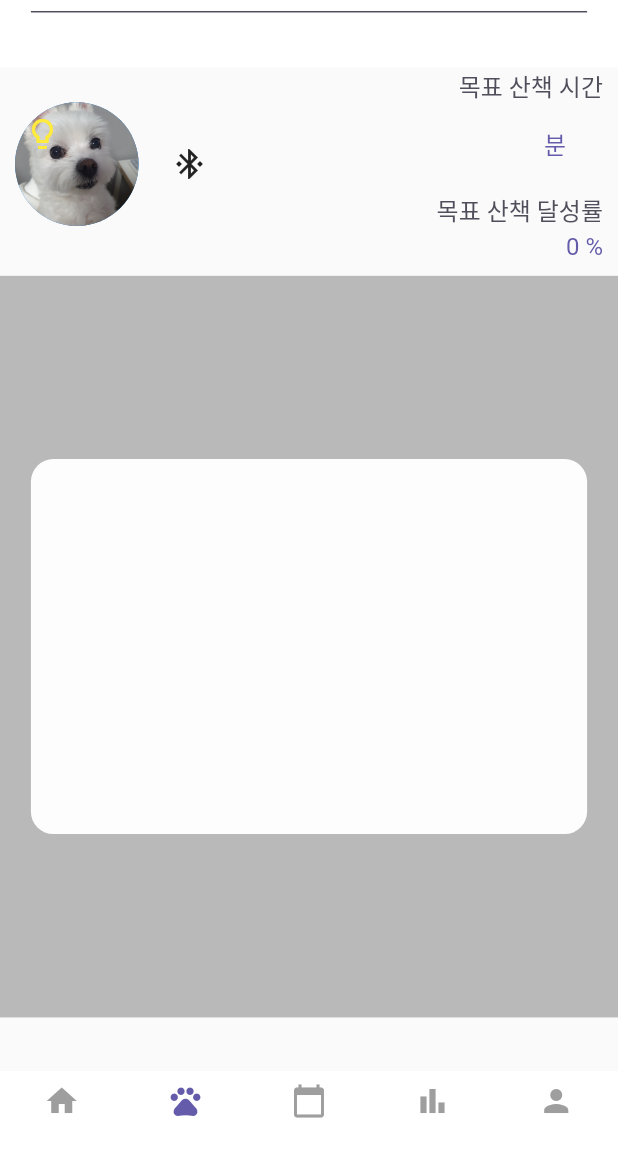
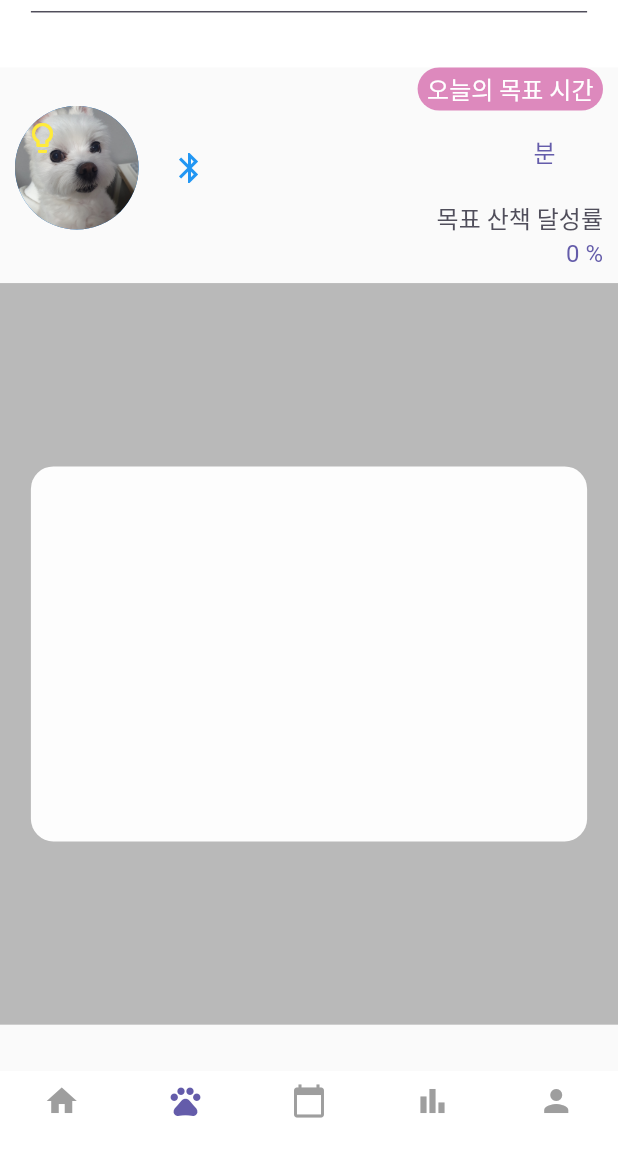
Before and after one commit to CMS0503/DogDack, a Flutter app: the screen it shows once a user with an empty profile is signed in, item 2 of the bottom bar chosen, after a tap on the "lightbulb outline" icon, on a phone screen of 412 x 824 dp, the part 81-1236 px from its top. Run offline on Flutter 3.47's test engine with Material 2 defaults, Android fonts, the phone set to English and light mode, and no system bars; our stand-ins replace adaptive_dialog, auto_size_text, cached_network_image, carousel_slider, cloud_firestore, firebase_auth and 12 more; missing offline and left inert: flutter_picker; accounts and stored records are empty; Roboto replaces fonts that are missing (bmjua).

Commit message:
FEAT: 병합 전처리

```diff
--- a/dogdack/lib/controllers/walk_controller.dart
+++ b/dogdack/lib/controllers/walk_controller.dart
@@ -109,7 +109,7 @@ class WalkController extends GetxController {
   String? phoneNumber;
   String? walkTimer;
   String dist = '0';
-  bool ledSig = true;
+  String ledSig = '1';
 
   void getList() async {
     String temp = "";
@@ -154,20 +154,20 @@ class WalkController extends GetxController {
   void onInit() {
     getData();
     // LCD 타이머
+
     ever(timeCount, (_) {
-      if ((timeCount % 6000) % 100 == 0) {
       // 1초마다 보냄
       String pn = phoneNumber!;
       String timer =
-            '${timeCount ~/ 360000}:${timeCount ~/ 6000}:${(timeCount % 6000) ~/ 100}';
+          '${timeCount ~/ 3600}:${timeCount ~/ 60}:${timeCount % 60}';
       String dist = '${distance!.toInt()}m';
-        bool isLed = ledSig;
+      String isLed = ledSig;
 
       Data data = Data(pn, timer, dist, isLed);
       sendDataToArduino(data);
-      }
     });
   }
+
 
   void getData() async {
     final petsRef = FirebaseFirestore.instance
@@ -289,12 +289,13 @@ class WalkController extends GetxController {
   }
 
   void initLCD() async {
-    Data data = Data('00000000000', '00:00:00', '0m', true);
+    Data data = Data('00000000000', '00:00:00', '0m', "1");
 
     String json = jsonEncode(data);
 
     sendDataToArduino(json);
   }
+
 
   Future<void> sendDataToArduino(data) async {
     String json = jsonEncode(data) + '\n';
@@ -318,7 +319,7 @@ class Data {
   final String phoneNumber;
   final String timer;
   final String distance;
-  final bool isLedOn;
+  final String isLedOn;
 
   Data(
       this.phoneNumber,
--- a/dogdack/lib/screens/walk/widgets/status.dart
+++ b/dogdack/lib/screens/walk/widgets/status.dart
@@ -68,9 +68,16 @@ class _StatusState extends State<Status> {
                             right: 40,
                             child: IconButton(
                               onPressed: () {
-                                walkController.ledSig = !walkController.ledSig;
+                                walkController.ledSig == '1'
+                                    ? walkController.ledSig = '0'
+                                    : walkController.ledSig = '1';
                               },
-                              icon: const Icon(
+                              icon: walkController.ledSig == '1'
+                                  ? const Icon(
+                                Icons.lightbulb_outline,
+                                color: Colors.yellow,
+                              )
+                                  : const Icon(
                                 Icons.lightbulb_outline,
                                 color: Colors.yellow,
                               ),
@@ -91,7 +98,11 @@ class _StatusState extends State<Status> {
                             onPressed: () {
                               Navigator.pushNamed(context, '/Ble');
                             },
-                            icon: const Icon(Icons.bluetooth_connected))
+                            icon: const Icon(
+                              Icons.bluetooth_outlined,
+                              color: Colors.blue,
+                            )
+                        )
                         : IconButton(
                             onPressed: () {
                               Navigator.pushNamed(context, '/Ble');
@@ -135,21 +146,30 @@ class _StatusState extends State<Status> {
               Column(
                 crossAxisAlignment: CrossAxisAlignment.end,
                 children: [
-                  Text(
-                    '목표 산책 시간',
-                    style: Theme.of(context).textTheme.bodyMedium,
+                  Container(
+                    width: size.width * 0.3,
+                    height: size.height * 0.035,
+                    decoration: BoxDecoration(
+                        color: const Color.fromARGB(255, 221, 137, 189),
+                        borderRadius: BorderRadius.circular(20)),
+                    child: const Center(
+                      child: Text(
+                        "오늘의 목표 시간",
+                        style: TextStyle(
+                            fontSize: 16,
+                            fontFamily: 'bmjua',
+                            color: Colors.white),
                       ),
+                    ),
+                  ),
+
                   const SizedBox(
                     height: 3,
                   ),
                   Obx(
-                    // () => Text(
-                    //   walkController.goal == 0
-                    //       ? "분"
-                    //       : '${walkController.goal} 분',
-                    //   style: Theme.of(context).textTheme.displayMedium,
-                    // ),
-                    () => TextButton(
+                    () => Padding(
+                      padding: const EdgeInsets.symmetric(horizontal: 7),
+                      child: TextButton(
                           style: TextButton.styleFrom(
                             foregroundColor: Colors.purple,
                           ),
@@ -201,6 +221,7 @@ class _StatusState extends State<Status> {
                               ? "분"
                               : '${walkController.goal} 분',
                             style: Theme.of(context).textTheme.displayMedium,)
+                      ),
                     )
                   )
                 ],
```
Lines whose indentation alone changed are shown as unchanged.
